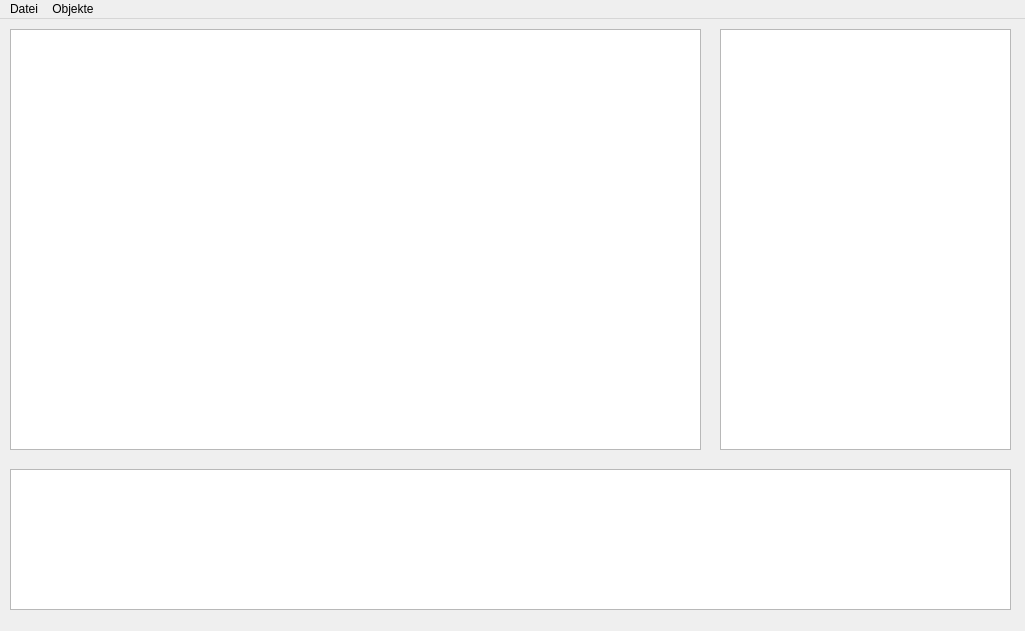
This is config-tool/mainwindow.ui in carstenbru/fpga-log as Qt 5 draws it before an edit. The edited form follows.
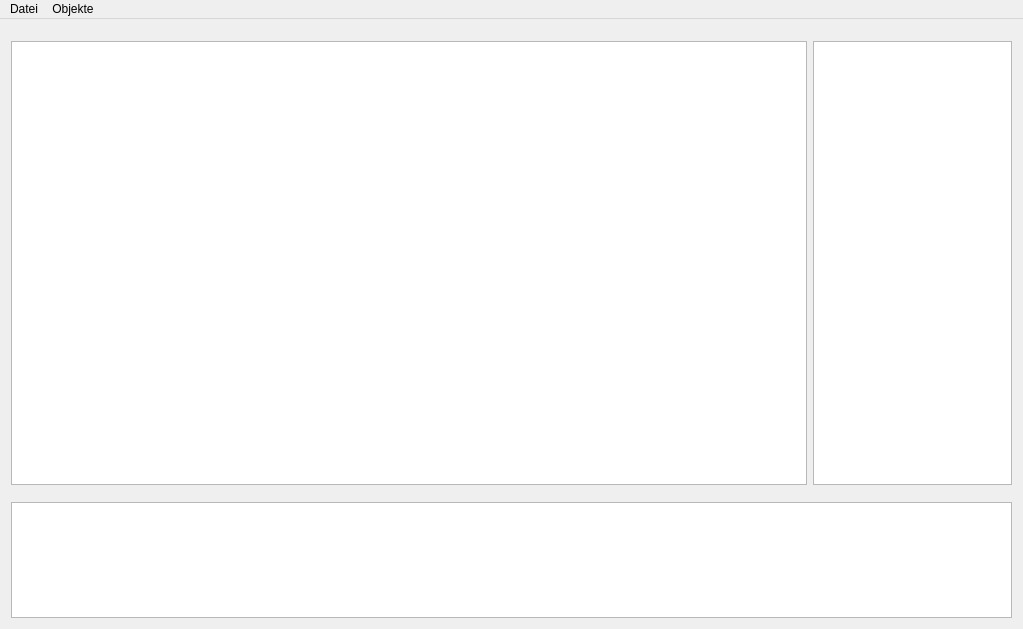
This is the edited form. Icons and pictures are not drawn.

Commit message: config-tool: first object configurtation dialog, layout improvement

What changed in the file:
```diff
--- a/config-tool/mainwindow.ui
+++ b/config-tool/mainwindow.ui
@@ -6,51 +6,71 @@
    <rect>
     <x>0</x>
     <y>0</y>
-    <width>1025</width>
-    <height>631</height>
+    <width>1023</width>
+    <height>629</height>
    </rect>
   </property>
   <property name="windowTitle">
    <string>fpga-log</string>
   </property>
   <widget class="QWidget" name="centralWidget">
-   <widget class="QGraphicsView" name="graphicsView">
-    <property name="geometry">
-     <rect>
-      <x>10</x>
-      <y>10</y>
-      <width>691</width>
-      <height>421</height>
-     </rect>
-    </property>
-   </widget>
-   <widget class="QTextBrowser" name="textBrowser">
-    <property name="geometry">
-     <rect>
-      <x>10</x>
-      <y>450</y>
-      <width>1001</width>
-      <height>141</height>
-     </rect>
-    </property>
-   </widget>
-   <widget class="QListView" name="listView">
-    <property name="geometry">
-     <rect>
-      <x>720</x>
-      <y>10</y>
-      <width>291</width>
-      <height>421</height>
-     </rect>
-    </property>
-   </widget>
+   <layout class="QVBoxLayout" name="verticalLayout">
+    <item>
+     <widget class="QWidget" name="widget" native="true">
+      <property name="sizePolicy">
+       <sizepolicy hsizetype="Preferred" vsizetype="Preferred">
+        <horstretch>0</horstretch>
+        <verstretch>80</verstretch>
+       </sizepolicy>
+      </property>
+      <layout class="QHBoxLayout" name="horizontalLayout">
+       <property name="leftMargin">
+        <number>0</number>
+       </property>
+       <property name="rightMargin">
+        <number>0</number>
+       </property>
+       <item>
+        <widget class="QGraphicsView" name="graphicsView">
+         <property name="sizePolicy">
+          <sizepolicy hsizetype="Expanding" vsizetype="Expanding">
+           <horstretch>80</horstretch>
+           <verstretch>0</verstretch>
+          </sizepolicy>
+         </property>
+        </widget>
+       </item>
+       <item>
+        <widget class="QListView" name="listView">
+         <property name="sizePolicy">
+          <sizepolicy hsizetype="Expanding" vsizetype="Expanding">
+           <horstretch>20</horstretch>
+           <verstretch>0</verstretch>
+          </sizepolicy>
+         </property>
+        </widget>
+       </item>
+      </layout>
+     </widget>
+    </item>
+    <item>
+     <widget class="QTextBrowser" name="textBrowser">
+      <property name="sizePolicy">
+       <sizepolicy hsizetype="Expanding" vsizetype="Expanding">
+        <horstretch>0</horstretch>
+        <verstretch>20</verstretch>
+       </sizepolicy>
+      </property>
+     </widget>
+    </item>
+   </layout>
   </widget>
   <widget class="QMenuBar" name="menuBar">
    <property name="geometry">
     <rect>
      <x>0</x>
      <y>0</y>
-     <width>1025</width>
+     <width>1023</width>
      <height>21</height>
     </rect>
    </property>
```
The commit also changes 13 other files.
